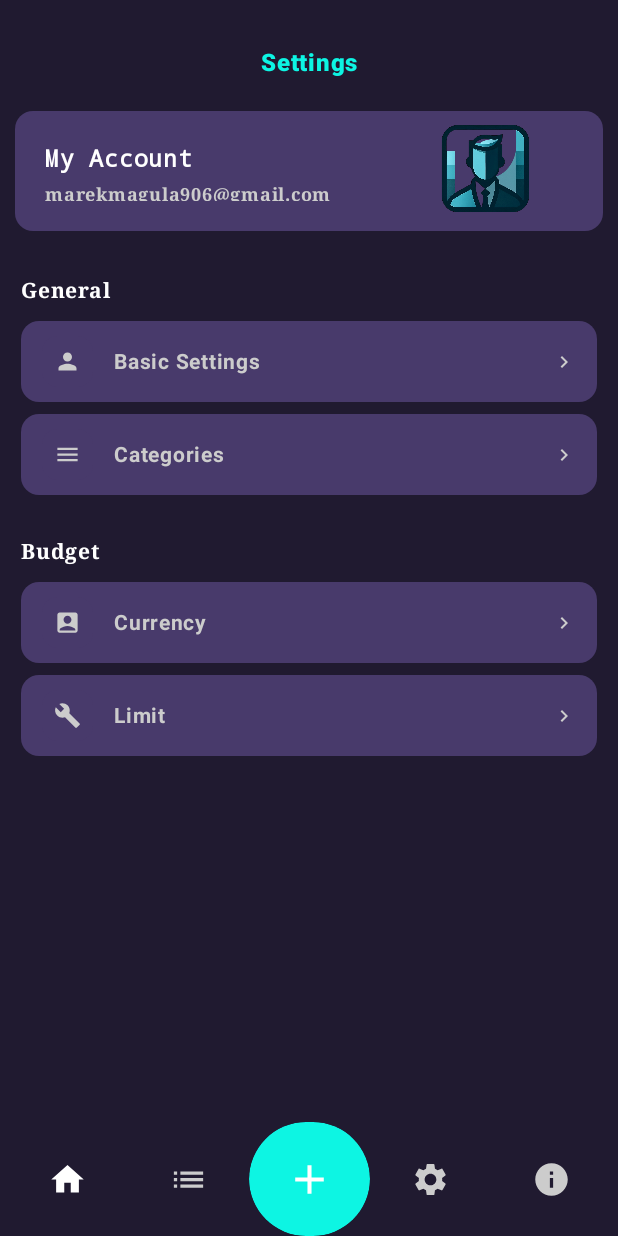
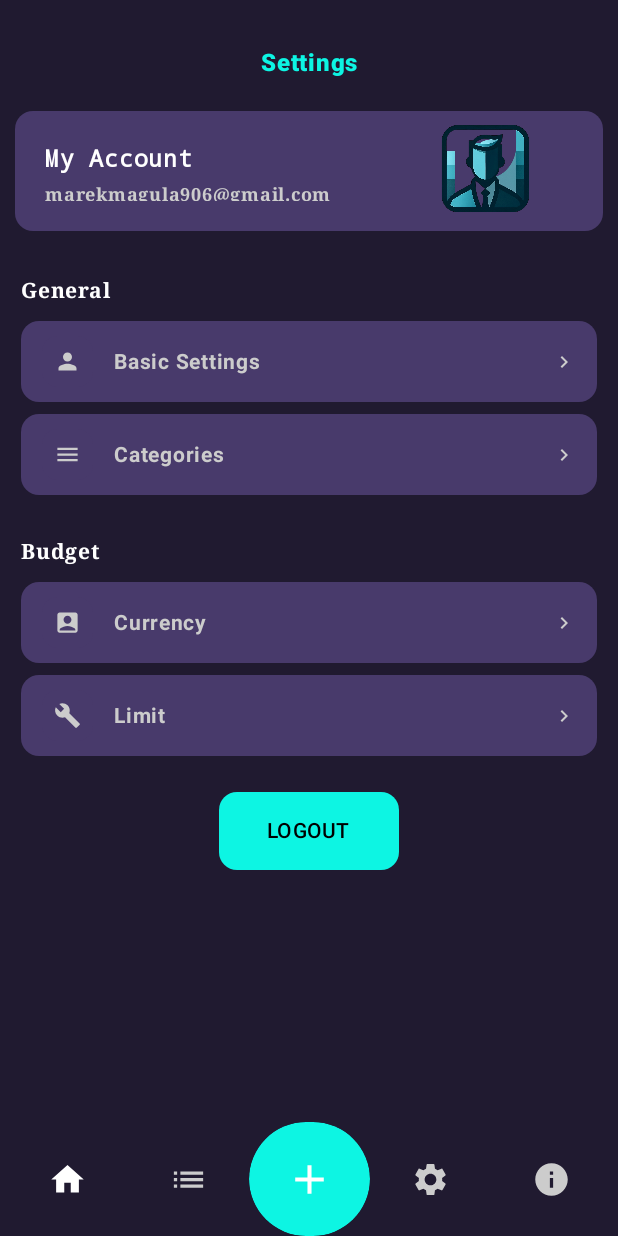
Before and after one commit to marek850/Moneto, an Android app built with Jetpack Compose: the settings screen opened through its navigation route, on a phone screen of 412 x 824 dp. Run offline under Robolectric (Android 15) with nearby library versions, the phone set to English and light mode, and no system bars.

Commit message:
Logout tlacidlo v nastaveniach

```diff
--- /dev/null
+++ b/Moneto/app/src/main/java/com/example/moneto/screens/AddExpenseScreen.kt
@@ -0,0 +1 @@
+package com.example.moneto.screens
--- /dev/null
+++ b/Moneto/app/src/main/java/com/example/moneto/screens/CategoriesScreen.kt
@@ -0,0 +1 @@
+package com.example.moneto.screens
--- a/Moneto/app/src/main/java/com/example/moneto/screens/SettingsScreen.kt
+++ b/Moneto/app/src/main/java/com/example/moneto/screens/SettingsScreen.kt
@@ -20,10 +20,13 @@ import androidx.compose.material.icons.filled.Build
 import androidx.compose.material.icons.filled.KeyboardArrowRight
 import androidx.compose.material.icons.filled.Menu
 import androidx.compose.material.icons.filled.Person
+import androidx.compose.material3.Button
+import androidx.compose.material3.ButtonDefaults
 import androidx.compose.material3.Card
 import androidx.compose.material3.CardDefaults
 import androidx.compose.material3.ExperimentalMaterial3Api
 import androidx.compose.material3.Icon
+import androidx.compose.material3.MaterialTheme
 import androidx.compose.material3.Text
 import androidx.compose.runtime.Composable
 import androidx.compose.ui.Alignment
@@ -53,6 +56,17 @@ fun SettingsScreen() {
         ProfileCard()
         GeneralSettings()
         BudgetSettings()
+        Button(
+            onClick = { /* Handle login */ },
+            modifier = Modifier
+                .padding(vertical = 16.dp).align(Alignment.CenterHorizontally),
+            shape = MaterialTheme.shapes.medium,
+            colors = ButtonDefaults.buttonColors(
+                containerColor = Login
+            )
+        ) {
+            Text("LOGOUT", modifier = Modifier.padding(8.dp), color = Color.Black)
+        }
     }
 }
 
```
